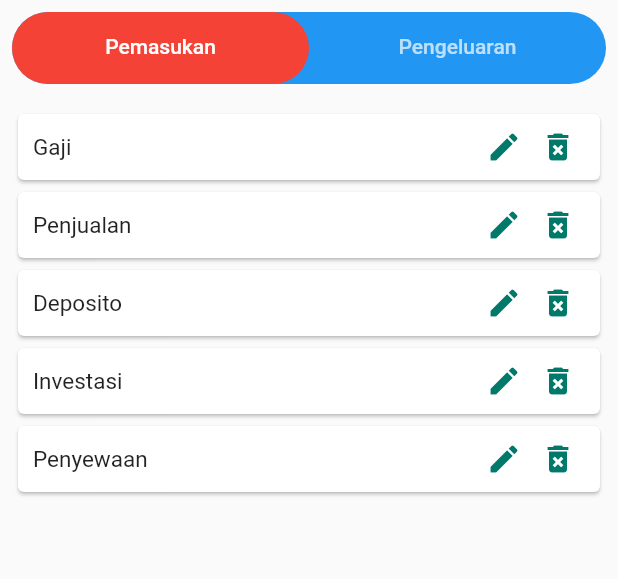
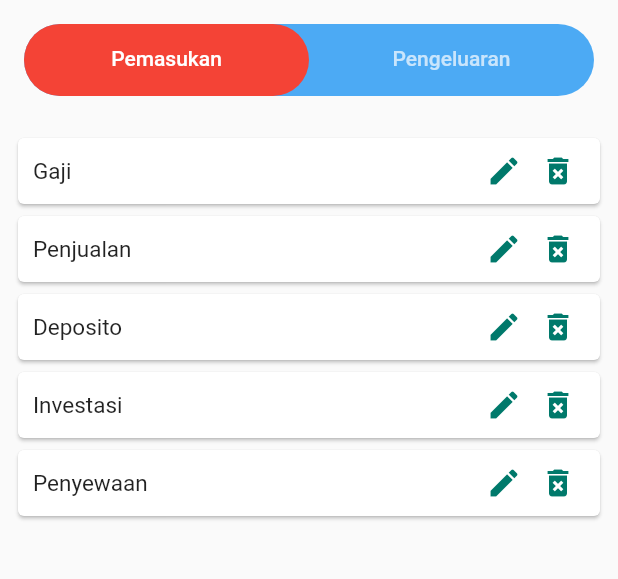
Before and after one commit to ravihabibillah/money_writer_app, a Flutter app: the screen it shows after launch, after a tap on the "text snippet" icon, on a phone screen of 412 x 824 dp, the part 84-663 px from its top. Run offline on Flutter 3.47's test engine with Material 2 defaults, Android fonts, the phone set to English and light mode, and no system bars; our stand-ins replace datetime_picker_formfield, flutter_masked_text2, month_picker_dialog, sqflite; accounts and stored records are empty.

```diff
--- a/lib/data/db/database_helper.dart
+++ b/lib/data/db/database_helper.dart
@@ -29,11 +29,14 @@ class DatabaseHelper {
     var db = openDatabase(
       '$path/money_writer.db',
       onCreate: (db, version) async {
+        // membuat tabel kategori
         await db.execute('''CREATE TABLE $_tblCategories (
              id INTEGER PRIMARY KEY AUTOINCREMENT,
              name TEXT NOT NULL,
              type TEXT NOT NULL
            )''');
+
+        // membuat tabel transaksi
         await db.execute('''CREATE TABLE $_tblTransaction (
              id INTEGER PRIMARY KEY AUTOINCREMENT,
              description TEXT,
@@ -43,6 +46,8 @@ class DatabaseHelper {
              type TEXT NOT NULL,
              FOREIGN KEY (id_categories) REFERENCES $_tblCategories (id) ON DELETE NO ACTION ON UPDATE NO ACTION
            )''');
+
+        // Insert data awal untuk kategori pengeluaran dan masukan
         await db.execute(insertQuery('Makanan', 'pengeluaran'));
         await db.execute(insertQuery('Minuman', 'pengeluaran'));
         await db.execute(insertQuery('Kesehatan', 'pengeluaran'));
--- a/lib/main.dart
+++ b/lib/main.dart
@@ -32,7 +32,7 @@ class MyApp extends StatelessWidget {
         initialRoute: HomePage.routeName,
         routes: {
           HomePage.routeName: (context) => HomePage(),
-          CategoryPage.routeName: (context) => CategoryPage(),
+          CategoryPage.routeName: (context) => const CategoryPage(),
           ChartPage.routeName: (context) => ChartPage(),
           TransactionAddUpdatePage.routeName: (context) =>
               TransactionAddUpdatePage(),
--- a/lib/provider/category_provider.dart
+++ b/lib/provider/category_provider.dart
@@ -11,13 +11,13 @@ class CategoryProvider extends ChangeNotifier {
     _getCategoriesByPengeluaran();
   }
 
-  late ResultState _state;
+  late ResultState _state = ResultState.Loading;
   ResultState get state => _state;
 
-  late ResultState _statePemasukan;
+  late ResultState _statePemasukan = ResultState.Loading;
   ResultState get statePemasukan => _statePemasukan;
 
-  late ResultState _statePengeluaran;
+  late ResultState _statePengeluaran = ResultState.Loading;
   ResultState get statePengeluaran => _statePengeluaran;
 
   String _message = '';
--- a/lib/ui/category/category_page.dart
+++ b/lib/ui/category/category_page.dart
@@ -52,8 +52,9 @@ class _CategoryPageState extends State<CategoryPage>
         child: Column(
           children: [
             Container(
+              margin: EdgeInsets.all(8.0),
               decoration: BoxDecoration(
-                color: Colors.blue,
+                color: Colors.blue.withOpacity(0.8),
                 borderRadius: BorderRadius.circular(30),
               ),
               child: TabBar(
@@ -89,7 +90,11 @@ class _CategoryPageState extends State<CategoryPage>
   Widget _buildListPemasukan() {
     return Consumer<CategoryProvider>(
       builder: (context, provider, child) {
-        if (provider.statePemasukan == ResultState.HasData) {
+        if (provider.statePemasukan == ResultState.Loading) {
+          return const Center(
+            child: CircularProgressIndicator(),
+          );
+        } else if (provider.statePemasukan == ResultState.HasData) {
           return ListView.builder(
             itemCount: provider.categoriesPemasukan.length,
             itemBuilder: (context, index) {
@@ -111,7 +116,11 @@ class _CategoryPageState extends State<CategoryPage>
   Widget _buildListPengeluaran() {
     return Consumer<CategoryProvider>(
       builder: (context, provider, child) {
-        if (provider.statePengeluaran == ResultState.HasData) {
+        if (provider.statePengeluaran == ResultState.Loading) {
+          return const Center(
+            child: CircularProgressIndicator(),
+          );
+        } else if (provider.statePengeluaran == ResultState.HasData) {
           return ListView.builder(
             itemCount: provider.categoriesPengeluaran.length,
             itemBuilder: (context, index) {
```
Also changed, not shown: lib/ui/category/add_update_category_dialog.dart (+0 -9 lines), 1 other file.
